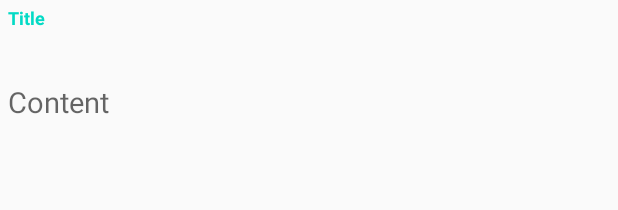
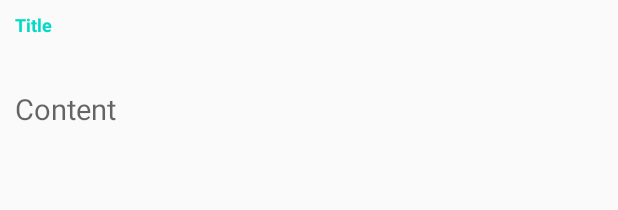
Before and after one commit to ifeadikanwa/NotaNotebook, an Android app: the layout activity_note_edit.xml on its own in the app's theme, with its tools: preview values and no code run, on a phone screen of 412 x 824 dp. Shown: the top 210 px of the screen. Run offline under Robolectric (Android 15) with nearby library versions, the phone set to English and light mode, and no system bars.

Commit message:
Bugs fixed and adjustments to all activity layouts

```diff
--- a/app/src/main/java/com/example/notanotebook/FirestoreRepository.java
+++ b/app/src/main/java/com/example/notanotebook/FirestoreRepository.java
@@ -87,7 +87,7 @@ public class FirestoreRepository {
     }
 
     //done: add new note
-    void createNewNote(final String notebookId, String title, int color, String noteContent){
+    void createNewNote(final String notebookId, int color, String title, String noteContent){
         DocumentReference notebookContentDocRef = notebookRef.document(notebookId)
                 .collection(NOTEBOOK_CONTENT_COLLECTION).document();
 
--- a/app/src/main/java/com/example/notanotebook/NotebookActivity.java
+++ b/app/src/main/java/com/example/notanotebook/NotebookActivity.java
@@ -62,7 +62,7 @@ public class NotebookActivity extends AppCompatActivity implements NotebookCusto
 
     private void setUpRecyclerView() {
         Query query = firestoreRepository.notebookRef.whereEqualTo("archive", false)
-                .orderBy("latestUpdateTime", Query.Direction.DESCENDING);
+                .orderBy(FirestoreRepository.DATE_FIELD, Query.Direction.DESCENDING);
 
         FirestoreRecyclerOptions<Notebook> options = new FirestoreRecyclerOptions.Builder<Notebook>()
                 .setQuery(query, Notebook.class)
--- a/app/src/main/java/com/example/notanotebook/NotebookAdapter.java
+++ b/app/src/main/java/com/example/notanotebook/NotebookAdapter.java
@@ -72,10 +72,10 @@ public class NotebookAdapter extends FirestoreRecyclerAdapter<Notebook, Notebook
         int contentsSize = model.getContents();
         String noteCount;
         if(contentsSize < 2){
-            noteCount = String.valueOf(model.getContents()) + " note";
+            noteCount = String.valueOf(model.getContents()) + " Note";
         }
         else {
-            noteCount = String.valueOf(model.getContents()) + " notes";
+            noteCount = String.valueOf(model.getContents()) + " Notes";
         }
 
         holder.notesCount.setText(noteCount);
--- a/app/src/main/java/com/example/notanotebook/NotebookContentAdapter.java
+++ b/app/src/main/java/com/example/notanotebook/NotebookContentAdapter.java
@@ -40,7 +40,7 @@ public class NotebookContentAdapter extends FirestoreRecyclerAdapter<NotebookCon
     @Override
     public NotebookContentHolder onCreateViewHolder(@NonNull ViewGroup parent, int viewType) {
         View v = LayoutInflater.from(parent.getContext()).inflate(R.layout.notebook_content_item_view, parent, false);
-        return new NotebookContentAdapter.NotebookContentHolder(v);
+        return new NotebookContentHolder(v);
     }
 
     class NotebookContentHolder extends RecyclerView.ViewHolder {
--- a/app/src/main/res/layout/activity_note_edit.xml
+++ b/app/src/main/res/layout/activity_note_edit.xml
@@ -1,12 +1,17 @@
 <?xml version="1.0" encoding="utf-8"?>
-<LinearLayout xmlns:android="http://schemas.android.com/apk/res/android"
+<ScrollView xmlns:android="http://schemas.android.com/apk/res/android"
     xmlns:app="http://schemas.android.com/apk/res-auto"
     xmlns:tools="http://schemas.android.com/tools"
     android:layout_width="match_parent"
     android:layout_height="match_parent"
-    android:orientation="vertical"
-    android:padding="5dp"
-    tools:context=".NoteEditActivity">
+    tools:context=".NoteEditActivity"
+    android:padding="10dp">
+
+    <LinearLayout
+        android:layout_width="match_parent"
+        android:layout_height="wrap_content"
+        android:orientation="vertical">
+
 
         <com.google.android.material.textfield.TextInputLayout
             android:layout_width="match_parent"
@@ -17,7 +22,6 @@
                 android:id="@+id/noteTitleEdit"
                 android:layout_width="match_parent"
                 android:layout_height="wrap_content"
-            android:text=""
                 android:background="@null"
                 android:textSize="22sp"
                 android:textStyle="bold" />
@@ -33,10 +37,9 @@
                 android:layout_width="match_parent"
                 android:layout_height="wrap_content"
                 android:background="@null"
-            android:text=""
                 android:textColor="@color/black"
-            android:textSize="19sp" />
+                android:textSize="19sp"/>
         </com.google.android.material.textfield.TextInputLayout>
 
-
     </LinearLayout>
+</ScrollView>
--- a/app/src/main/res/layout/activity_notebook_content.xml
+++ b/app/src/main/res/layout/activity_notebook_content.xml
@@ -5,6 +5,7 @@
     android:layout_width="match_parent"
     android:layout_height="match_parent"
     android:orientation="vertical"
+    android:background="@color/light_gray"
     tools:context=".NotebookContentActivity">
 
     <androidx.recyclerview.widget.RecyclerView
--- a/app/src/main/res/values/colors.xml
+++ b/app/src/main/res/values/colors.xml
@@ -7,4 +7,5 @@
     <color name="gray">#A9A9A9</color>
     <color name="random_pastel">#E0BBE4</color>
     <color name="black">#000000</color>
+    <color name="light_gray">#F5F5F5</color>
 </resources>
--- a/app/src/main/res/values/styles.xml
+++ b/app/src/main/res/values/styles.xml
@@ -7,7 +7,11 @@
         <item name="colorAccent">@color/colorAccent</item>
     </style>
 
-
+    <style name="NoteEditActivityTheme" parent="Theme.AppCompat.Light">
+        <item name="colorPrimary">@android:color/background_light</item>
+        <item name="colorPrimaryDark">@android:color/darker_gray</item>
+        <item name="colorAccent">@color/black</item>
+    </style>
     <style name="ShapeAppearanceOverlay.MyApp.Button.Rounded" parent="">
         <item name="cornerFamily">rounded</item>
         <item name="cornerRadius">50dp</item>
```
Also changed, not shown: app/src/main/AndroidManifest.xml (+9 -1 lines), app/src/main/java/com/example/notanotebook/NoteEditActivity.java (+37 -3 lines), app/src/main/java/com/example/notanotebook/NotebookContent.java (+8 -0 lines), app/src/main/java/com/example/notanotebook/NotebookContentActivity.java (+17 -12 lines), app/src/main/res/layout/notebook_content_item_view.xml (+10 -10 lines). Lines whose indentation alone changed are shown as unchanged.
